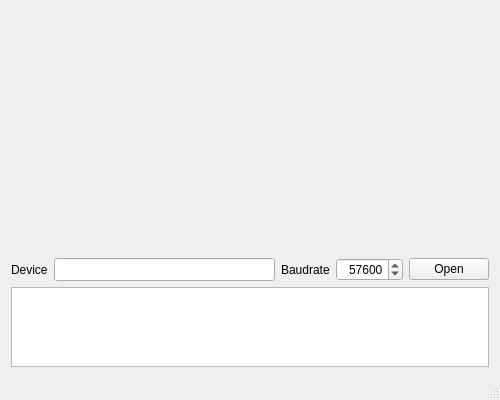
Old version of the form src-desktop/mainwindow.ui in the repository NaoPross/SAMSpectrumAnalyzer.
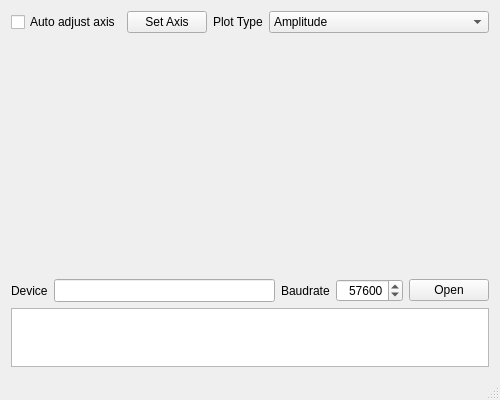
New version of the form. Custom widgets are drawn as their Qt base class.

Commit message: Add plot type selection (ampl, phase, real, ...)

```diff
--- a/src-desktop/mainwindow.ui
+++ b/src-desktop/mainwindow.ui
@@ -14,7 +14,67 @@
    <string>Spectrum Analyzer</string>
   </property>
   <widget class="QWidget" name="centralWidget">
-   <layout class="QVBoxLayout" name="verticalLayout" stretch="3,0,1">
+   <layout class="QVBoxLayout" name="verticalLayout" stretch="0,4,0,1">
+    <item>
+     <layout class="QHBoxLayout" name="plotTypeHLayout" stretch="0,0,0,1">
+      <item>
+       <widget class="QCheckBox" name="adjustAxisCheckBox">
+        <property name="text">
+         <string>Auto adjust axis</string>
+        </property>
+        <property name="checked">
+         <bool>false</bool>
+        </property>
+       </widget>
+      </item>
+      <item>
+       <widget class="QPushButton" name="setAxisBtn">
+        <property name="enabled">
+         <bool>true</bool>
+        </property>
+        <property name="text">
+         <string>Set Axis</string>
+        </property>
+       </widget>
+      </item>
+      <item>
+       <widget class="QLabel" name="plotTypeSelLabel">
+        <property name="text">
+         <string>Plot Type</string>
+        </property>
+       </widget>
+      </item>
+      <item>
+       <widget class="QComboBox" name="plotTypeSelCombo">
+        <item>
+         <property name="text">
+          <string>Amplitude</string>
+         </property>
+        </item>
+        <item>
+         <property name="text">
+          <string>Phase</string>
+         </property>
+        </item>
+        <item>
+         <property name="text">
+          <string>Complex</string>
+         </property>
+        </item>
+        <item>
+         <property name="text">
+          <string>Real</string>
+         </property>
+        </item>
+        <item>
+         <property name="text">
+          <string>Imaginary</string>
+         </property>
+        </item>
+       </widget>
+      </item>
+     </layout>
+    </item>
     <item>
      <widget class="QCustomPlot" name="plot" native="true">
       <property name="sizePolicy">
```
Left out of the diff: 4 changed lines with no effect on the pictures. The commit also changes 3 other files.
